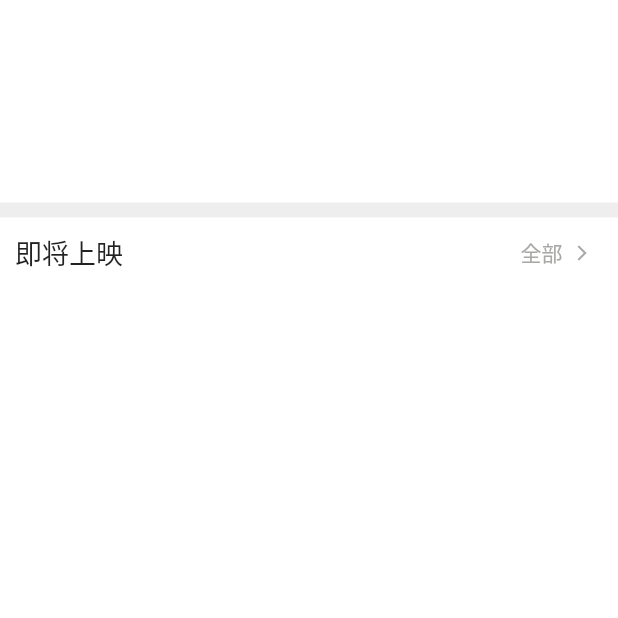
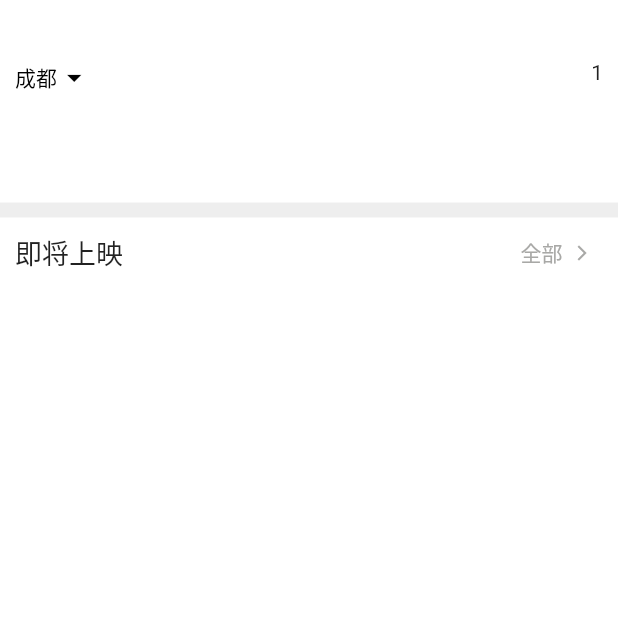
Before and after one commit to luogue/flutter, a Flutter app: the Home screen opened by its route, scrolled down 415 dp, on a phone screen of 412 x 824 dp, the top half of it. Run offline on Flutter 3.47's test engine with Material 2 defaults, Android fonts, the phone set to English and light mode, and no system bars; our stand-ins replace device_info, dio, flutter_swiper, image_picker; missing offline and left inert: contact_picker, flutter_webview_plugin; network calls fail.

Commit message:
header动画和横竖屏显示

```diff
--- a/lib/main.dart
+++ b/lib/main.dart
@@ -10,16 +10,30 @@ void main() {
     // 以下两行 设置android状态栏为透明的沉浸。写在组件渲染之后，是为了在渲染后进行set赋值，覆盖状态栏，写在渲染之前MaterialApp组件会覆盖掉这个值。
     SystemUiOverlayStyle systemUiOverlayStyle = SystemUiOverlayStyle(statusBarColor: Colors.transparent);
     SystemChrome.setSystemUIOverlayStyle(systemUiOverlayStyle);
+    // 没用呢
+    // ApplicationSwitcherDescription description = ApplicationSwitcherDescription(
+    //   label: 'flutter',
+    //   primaryColor: 0xFF000000
+    // );
+    // SystemChrome.setApplicationSwitcherDescription(description);
+    // 设置横竖屏
+    // List<DeviceOrientation> orientations = [
+    //   DeviceOrientation.landscapeLeft,
+    //   DeviceOrientation.landscapeRight
+    // ];
+    // SystemChrome.setPreferredOrientations(orientations);
   }
 }
 
 class MyApp extends StatelessWidget {
   @override
   Widget build(BuildContext context) {
+    var a = DateTime.now().millisecondsSinceEpoch;
+    print (a);
     return new MaterialApp(
       // title: '星璃丶鲁尼答',
       // title: '毛毛是个死胖子',
-      title: '还是个小短腿哈哈哈哈哈',
+      title: '还是个小短腿哟',
       theme: (
         new ThemeData(
           primaryColor: Colors.deepOrange,
--- a/lib/pages/tpp/home/home.dart
+++ b/lib/pages/tpp/home/home.dart
@@ -3,6 +3,7 @@ import 'package:yangyue/api/api.dart';
 import 'package:yangyue/config/network.dart';
 import 'package:yangyue/components/toast.dart';
 import 'package:flutter_swiper/flutter_swiper.dart';
+import 'package:flutter/services.dart';
 
 class Home extends StatefulWidget {
   Home({Key key}) : super(key: key);
@@ -18,9 +19,11 @@ class _HomeState extends State<Home> {
   Map _performance;
   Map _recommend;
   int _selectedIndex = 0;
+  double _headerHeight = 80.0;
   ScrollController _controller = new ScrollController();
   // 滚动条到顶部的距离
   double _distance = 0;
+  bool _showHeader = false;
 
   @override
   void initState() {
@@ -31,12 +34,21 @@ class _HomeState extends State<Home> {
     _getReach(context);
     _getPerformance(context);
     _getRecommend(context);
+
     //监听滚动事件，打印滚动位置
     _controller.addListener(() {
-      print(_controller.offset);
-      // setState(() {
-      //   _distance = _controller.offset;
-      // });
+      if (_controller.offset <= _headerHeight) {
+        setState(() {
+          _distance = _controller.offset;
+          _showHeader = false;
+        });
+      }
+      if (_showHeader == false && _controller.offset > _headerHeight) {
+        setState(() {
+          _distance = 80;
+          _showHeader = true;
+        });
+      }
     });
   }
 
@@ -294,23 +306,21 @@ class _HomeState extends State<Home> {
               )
             ),
             // 头部
-            // 单个布局拼凑，这么做除了写的很方便以外，布局是一坨屎。。。
-            // Positioned(
-            //   top: 0,
-            //   left: 10.0,
-            //   width: 50.0,
-            //   height: 50.0,
-            //   child: Container(
-            //     color: Colors.red,
-            //     child: Text('hello')
-            //   )
-            // )
+            Positioned(
+              top: 0,
+              left: 0,
+              right: 0,
+              height: _distance,
+              child: Container(
+                color: Color.fromRGBO(255, 255, 255, _distance / _headerHeight)
+              )
+            ),
             // 利用CSS的常用布局，容器没有高度，子元素占据各自的高度，完美
             Positioned(
               top: 40.0,
               left: 10.0,
               right: 10.0,
-              height: 100,
+              height: 80,
               child: Stack(
                 children: <Widget>[
                   Positioned(
@@ -319,10 +329,10 @@ class _HomeState extends State<Home> {
                     child: GestureDetector(
                       child: Row(
                         children: <Widget>[
-                          Text('成都', style: TextStyle(color: Colors.white)),
+                          Text('成都', style: TextStyle(color: Color.fromRGBO(((1 - _distance / _headerHeight) * 255).toInt(), ((1 - _distance / _headerHeight) * 255).toInt(), ((1 - _distance / _headerHeight) * 255).toInt(), 1.0))),
                           Icon(
                             Icons.arrow_drop_down,
-                            color: Colors.white,
+                            color: Color.fromRGBO(((1 - _distance / _headerHeight) * 255).toInt(), ((1 - _distance / _headerHeight) * 255).toInt(), ((1 - _distance / _headerHeight) * 255).toInt(), 1.0),
                             size: 23.0
                           )
                         ],
@@ -332,6 +342,13 @@ class _HomeState extends State<Home> {
                       },
                     )
                   ),
+                  _showHeader
+                  ? Positioned(
+                    top: 0,
+                    right: 0,
+                    child: Text('1')
+                  )
+                  :
                   Positioned(
                     top: 0,
                     right: 0,
@@ -342,7 +359,7 @@ class _HomeState extends State<Home> {
                             margin: EdgeInsets.only(right: 10.0),
                             child: Icon(
                               Icons.all_out,
-                              color: Colors.white,
+                              color: Color.fromRGBO(255, 255, 255, 1 - _distance / _headerHeight),
                               size: 23.0
                             )
                           ),
@@ -353,7 +370,7 @@ class _HomeState extends State<Home> {
                             margin: EdgeInsets.only(right: 10.0),
                             child: Icon(
                               Icons.date_range,
-                              color: Colors.white,
+                              color: Color.fromRGBO(255, 255, 255, 1 - _distance / _headerHeight),
                               size: 23.0
                             )
                           ),
@@ -364,7 +381,7 @@ class _HomeState extends State<Home> {
                             margin: EdgeInsets.only(right: 10.0),
                             child: Icon(
                               Icons.search,
-                              color: Colors.white,
+                              color: Color.fromRGBO(255, 255, 255, 1 - _distance / _headerHeight),
                               size: 23.0
                             )
                           ),
--- /dev/null
+++ b/lib/test.dart
@@ -0,0 +1,4 @@
+void main() {
+  var a = 1;
+  print(a);
+}
```
